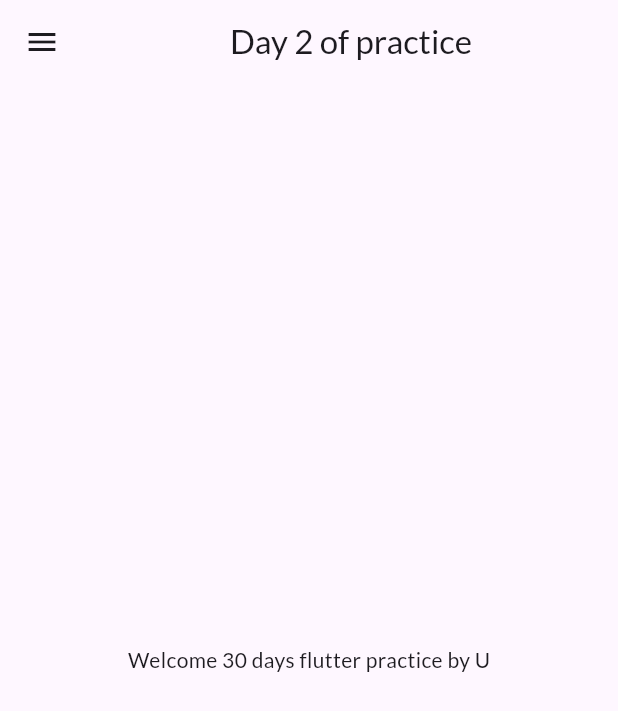
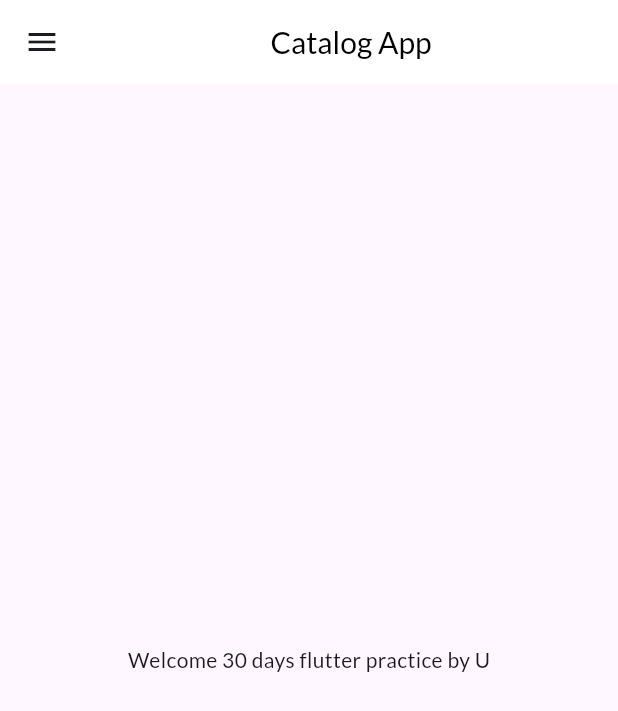
Before and after one commit to utkaX/Flutter, a Flutter app: the screen it shows after launch, on a phone screen of 412 x 824 dp. Shown: the top 711 px of the screen. Run offline on Flutter 3.47's test engine with Material 3 defaults, Android fonts, the phone set to English and light mode, and no system bars; our stand-ins replace google_fonts.

Commit message:
day-8 completed

```diff
--- a/lib/main.dart
+++ b/lib/main.dart
@@ -23,6 +23,16 @@ class MyApp extends StatelessWidget {
         primarySwatch: Colors.lightBlue,
         primaryTextTheme: GoogleFonts.latoTextTheme(),
         fontFamily: GoogleFonts.lato().fontFamily,
+        appBarTheme: AppBarTheme(
+          centerTitle: true,
+          titleTextStyle: TextStyle(
+            fontSize: 20,
+            fontFamily: GoogleFonts.lato().fontFamily,
+            color: Colors.black,
+
+          ),
+          backgroundColor: Colors.white,
+        ),
       ),
       darkTheme: ThemeData(brightness: Brightness.dark),
       initialRoute: MyRoutes.homeRoute,
--- a/lib/pages/home_page.dart
+++ b/lib/pages/home_page.dart
@@ -14,7 +14,7 @@ class Home extends StatelessWidget {
     return Scaffold(
       appBar: AppBar(
         title:Center(
-          child: Text("Day 2 of practice"),
+          child: Text("Catalog App"),
            ),
       ),
       body: Center(
```
